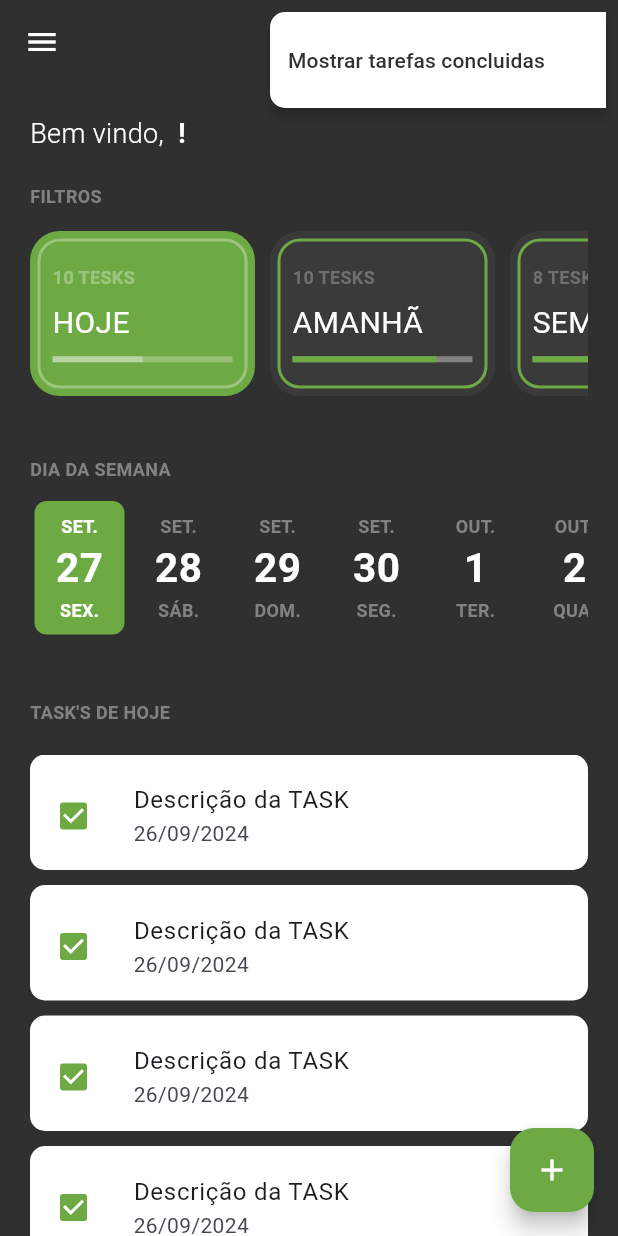
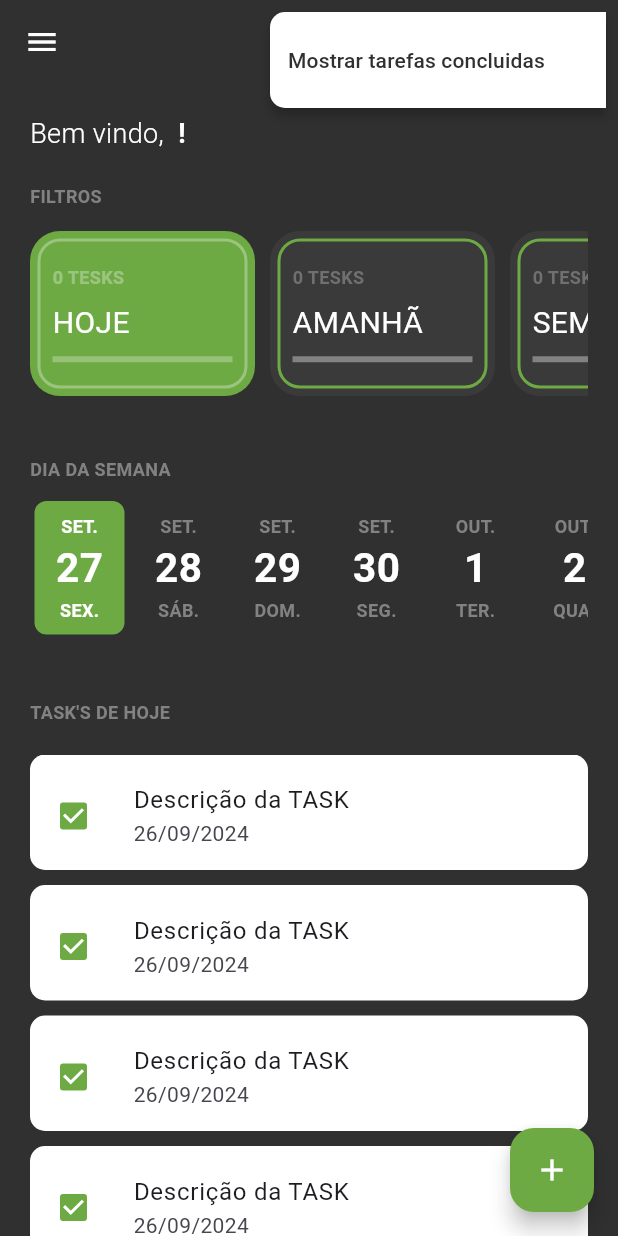
Before and after one commit to jmalvino/AppTudoList, a Flutter app: the screen it shows once a user with an empty profile is signed in, after a tap on the "filter alt" icon, on a phone screen of 412 x 824 dp. Run offline on Flutter 3.47's test engine with Material 3 defaults, Android fonts, the light colour scheme and no system bars; drawn by our look-alikes of date_picker_timeline; our stand-ins replace firebase_auth, firebase_core, google_sign_in, nested, sqflite and 2 more; missing offline and left inert: dart:ffi, flutter_overlay_loader, validatorless; accounts and stored records are empty; network calls fail.

Commit message:
Populando card de filtro

```diff
--- a/lib/app/core/auth/auth_provider.dart
+++ b/lib/app/core/auth/auth_provider.dart
@@ -21,7 +21,7 @@ class AuthProvider extends ChangeNotifier {
   void loadListener() {
     Future.delayed(const Duration(seconds: 2), () {
       _firebaseAuth.userChanges().listen((_) => notifyListeners());
-      _firebaseAuth.idTokenChanges().listen((user) {
+      _firebaseAuth.authStateChanges().listen((user) {
         if (user != null) {
           TodoListNavigator.to.pushNamedAndRemoveUntil('/home', (route) => false);
         } else {
--- a/lib/app/modules/home/home_controller.dart
+++ b/lib/app/modules/home/home_controller.dart
@@ -1,7 +1,43 @@
 import 'package:app_tudo_list/app/core/notifier/default_change_notifier.dart';
 import 'package:app_tudo_list/app/models/enuns/task_filter_enum.dart';
+import 'package:app_tudo_list/app/models/task_model.dart';
+import 'package:app_tudo_list/app/models/total_task_model.dart';
+import 'package:app_tudo_list/app/models/week_task_model.dart';
+import 'package:app_tudo_list/app/services/tasks/tasks_service.dart';
 
-class HomeController extends DefaultChangeNotifier{
+class HomeController extends DefaultChangeNotifier {
+  final TaskServices _taskServices;
   TaskFilterEnum filterSelected = TaskFilterEnum.today;
+  TotalTaskModel? todayTotalTasks;
+  TotalTaskModel? tomorrowTotalTasks;
+  TotalTaskModel? weekTotalTasks;
 
+  HomeController({
+    required TaskServices taskServices,
+  }) : _taskServices = taskServices;
+
+  Future<void> loadTotalTask() async {
+    final allTask = await Future.wait([
+      _taskServices.getToday(),
+      _taskServices.getTomorrow(),
+      _taskServices.getWeek(),
+    ]);
+    final todayTasks = allTask[0] as List<TaskModel>;
+    final tomorrowTasks = allTask[1] as List<TaskModel>;
+    final weekTasks = allTask[2] as WeekTaskModel;
+
+    todayTotalTasks = TotalTaskModel(
+      totalTask: todayTasks.length,
+      totalTaskFinish: todayTasks.where((task) => task.finished).length,
+    );
+    tomorrowTotalTasks = TotalTaskModel(
+      totalTask: tomorrowTasks.length,
+      totalTaskFinish: tomorrowTasks.where((task) => task.finished).length,
+    );
+    weekTotalTasks = TotalTaskModel(
+      totalTask: weekTasks.tasks.length,
+      totalTaskFinish: weekTasks.tasks.where((task) => task.finished).length,
+    );
+    notifyListeners();
+  }
 }
--- a/lib/app/modules/home/home_module.dart
+++ b/lib/app/modules/home/home_module.dart
@@ -1,18 +1,32 @@
 import 'package:app_tudo_list/app/core/modules/todo_list_module.dart';
 import 'package:app_tudo_list/app/modules/home/home_controller.dart';
 import 'package:app_tudo_list/app/modules/home/home_page.dart';
+import 'package:app_tudo_list/app/repositories/tasks/task_repository.dart';
+import 'package:app_tudo_list/app/repositories/tasks/task_repository_implements.dart';
+import 'package:app_tudo_list/app/services/tasks/tasks_service.dart';
+import 'package:app_tudo_list/app/services/tasks/tasks_service_implements.dart';
 import 'package:provider/provider.dart';
 
 class HomeModule extends TodoListModule {
   HomeModule()
       : super(
           bindings: [
+            Provider<TaskRepository>(
+              create: (context) => TaskRepositoryImplements(
+                sqliteConnectionFactory: context.read(),
+              ),
+            ),
+            Provider<TaskServices>(
+              create: (context) => TaskServicesImplements(
+                taskRepository: context.read(),
+              ),
+            ),
             ChangeNotifierProvider(
-              create: (context) => HomeController(),
+              create: (context) => HomeController(taskServices: context.read()),
             ),
           ],
           routers: {
-            '/home': (context) => HomePage(),
+            '/home': (context) => HomePage(homeController: context.read()),
           },
         );
 }
--- a/lib/app/modules/home/home_page.dart
+++ b/lib/app/modules/home/home_page.dart
@@ -1,3 +1,4 @@
+import 'package:app_tudo_list/app/modules/home/home_controller.dart';
 import 'package:app_tudo_list/app/modules/home/widgets/home_drawer.dart';
 import 'package:app_tudo_list/app/modules/home/widgets/home_filter.dart';
 import 'package:app_tudo_list/app/modules/home/widgets/home_header.dart';
@@ -8,7 +9,8 @@ import 'package:app_tudo_list/global/app_color.dart';
 import 'package:flutter/material.dart';
 
 class HomePage extends StatefulWidget {
-  const HomePage({super.key});
+  final HomeController _homeController;
+  HomePage({super.key, required HomeController homeController}): _homeController = homeController;
 
   @override
   State<HomePage> createState() => _HomePageState();
@@ -24,6 +26,7 @@ class _HomePageState extends State<HomePage> {
     } else {
       appColors.lightModo();
     }
+    widget._homeController.loadTotalTask();
     super.initState();
   }
 
--- a/lib/app/modules/home/widgets/home_filter.dart
+++ b/lib/app/modules/home/widgets/home_filter.dart
@@ -33,21 +33,21 @@ class HomeFilter extends StatelessWidget {
                 appColors: appColors,
                 label: 'HOJE',
                 taskFilter: TaskFilterEnum.today,
-                totalTaskModel: TotalTaskModel(totalTask: 10, totalTaskFinish: 5),
+                totalTaskModel: context.select<HomeController, TotalTaskModel?>((controller) => controller.todayTotalTasks),
                 selected: context.select<HomeController, TaskFilterEnum>((value) => value.filterSelected) == TaskFilterEnum.today,
               ),
               TodoCardFilter(
                 appColors: appColors,
                 label: 'AMANHÃ',
                 taskFilter: TaskFilterEnum.tomorrow,
-                totalTaskModel: TotalTaskModel(totalTask: 10, totalTaskFinish: 8),
+                totalTaskModel: context.select<HomeController, TotalTaskModel?>((controller) => controller.tomorrowTotalTasks),
                 selected: context.select<HomeController, TaskFilterEnum>((value) => value.filterSelected) == TaskFilterEnum.tomorrow,
               ),
               TodoCardFilter(
                 appColors: appColors,
                 label: 'SEMANA',
                 taskFilter: TaskFilterEnum.week,
-                totalTaskModel: TotalTaskModel(totalTask: 8, totalTaskFinish: 5),
+                totalTaskModel: context.select<HomeController, TotalTaskModel?>((controller) => controller.weekTotalTasks),
                 selected: context.select<HomeController, TaskFilterEnum>((value) => value.filterSelected) == TaskFilterEnum.week,
               ),
             ],
--- a/lib/app/modules/tasks/task_create_controller.dart
+++ b/lib/app/modules/tasks/task_create_controller.dart
@@ -13,8 +13,15 @@ class TaskCreateController extends DefaultChangeNotifier {
   }
   DateTime? get selectedDate => _selectDate;
 
-  void save(String text) {
-
+  Future<void> save(String description) async {
+    if (description.isEmpty) {
+      throw Exception('O texto da tarefa não pode estar vazio');
+    }
+    if (_selectDate == null) {
+      throw Exception('A data não foi selecionada');
+    }
+    await _taskServices.save(_selectDate!, description);
+    notifyListeners();
   }
 
 
--- a/lib/app/modules/tasks/task_create_page.dart
+++ b/lib/app/modules/tasks/task_create_page.dart
@@ -1,5 +1,6 @@
 import 'package:app_tudo_list/app/modules/tasks/task_create_controller.dart';
 import 'package:app_tudo_list/app/modules/tasks/widgets/calendar_button.dart';
+import 'package:app_tudo_list/widgets/customSnackBar.dart';
 import 'package:app_tudo_list/widgets/customTextField.dart';
 import 'package:flutter/material.dart';
 import 'package:validatorless/validatorless.dart';
@@ -37,6 +38,8 @@ class TaskCreatePage extends StatelessWidget {
           var formValid = _formKey.currentState?.validate() ?? false;
           if(formValid){
             _controller.save(_descriptionController.text);
+            _descriptionController.text = '';
+            CustomSnackBar(color: Colors.green[600]!, error: 'Cadastrado com sucesso!').show(context);
           }
         },
         label: const Text('Salvar Task'),
--- a/lib/app/repositories/tasks/task_repository_implements.dart
+++ b/lib/app/repositories/tasks/task_repository_implements.dart
@@ -32,11 +32,11 @@ class TaskRepositoryImplements implements TaskRepository {
     final conn = await _sqliteConnectionFactory.openConnection();
     final result = await conn.rawQuery(
       '''
-   select *
-   from todo
-   where data_hora betweem ? and ?
-   order by data_hora
-   ''',
+    SELECT *
+    FROM todo
+    WHERE data_hora BETWEEN ? AND ?
+    ORDER BY data_hora
+    ''',
       [
         starFilter.toIso8601String(),
         endFilter.toIso8601String(),
--- a/lib/app/services/tasks/tasks_service_implements.dart
+++ b/lib/app/services/tasks/tasks_service_implements.dart
@@ -27,15 +27,9 @@ class TaskServicesImplements implements TaskServices {
   @override
   Future<WeekTaskModel> getWeek() async {
     final today = DateTime.now();
-    var starFilter = DateTime(today.year, today.month, today.weekday, 0, 0, 0);
-    DateTime endFilter;
-
-    if (starFilter.weekday != DateTime.monday) {
-      starFilter = starFilter.subtract(Duration(days: (starFilter.weekday - 1)));
-    }
-    endFilter = starFilter.add(const Duration(days: 7));
-    final tasks = await _taskRepository.findByPeriod(DateTime.now(), endFilter);
-
-    return WeekTaskModel(staDate: starFilter, endDate: endFilter, tasks: tasks);
+    var startFilter = today.subtract(Duration(days: today.weekday - 1));
+    var endFilter = startFilter.add(const Duration(days: 6, hours: 23, minutes: 59, seconds: 59));
+    final tasks = await _taskRepository.findByPeriod(startFilter, endFilter);
+    return WeekTaskModel(staDate: startFilter, endDate: endFilter, tasks: tasks);
   }
 }
```
